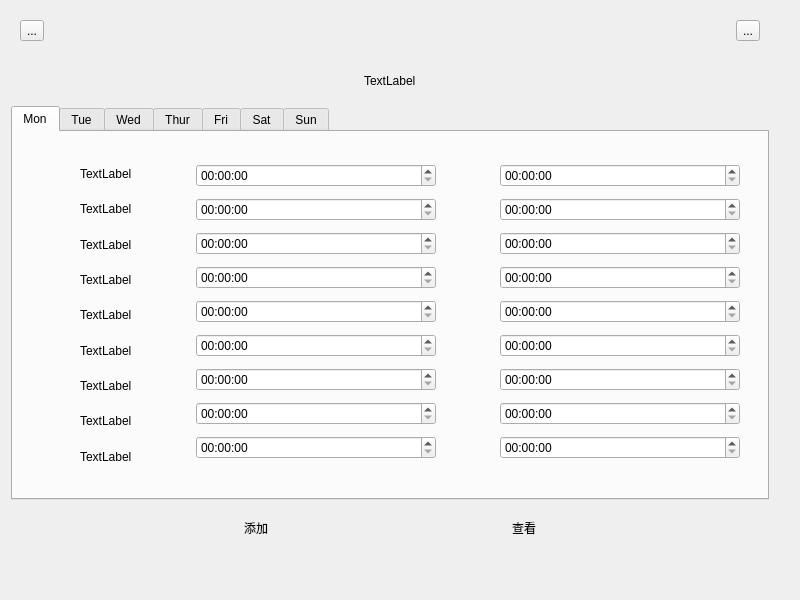
ShiningCrevice/Qt_CXSJSXhw, file task_manage/main_scene.ui: the form before one commit.
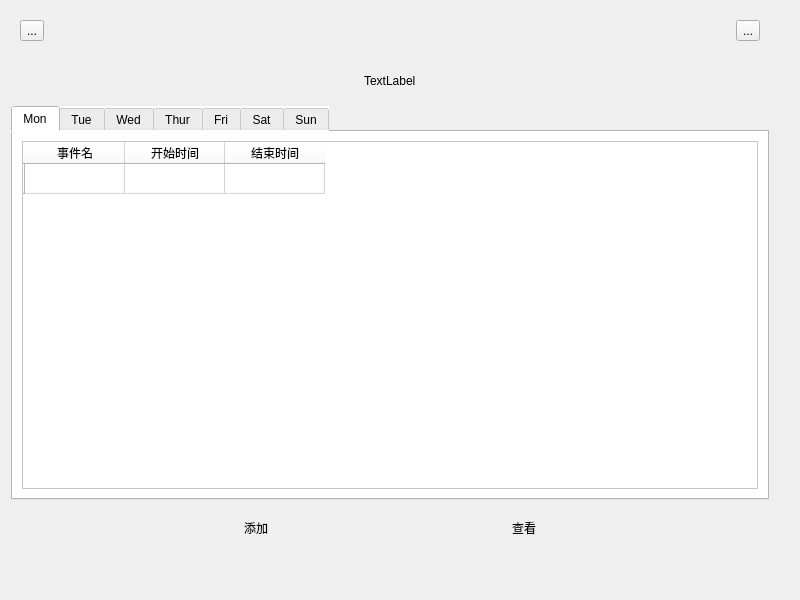
The form after the commit. The open tabs and pages were chosen to show the change. Icons and pictures are not drawn.

```diff
--- a/task_manage/main_scene.ui
+++ b/task_manage/main_scene.ui
@@ -25,7 +25,7 @@
   <property name="windowTitle">
    <string>Form</string>
   </property>
-  <layout class="QGridLayout" name="gridLayout_10">
+  <layout class="QGridLayout" name="gridLayout_6">
    <item row="0" column="0">
     <widget class="QWidget" name="widget" native="true">
      <layout class="QHBoxLayout" name="horizontalLayout">
@@ -111,6 +111,9 @@
    </item>
    <item row="3" column="0">
     <widget class="QTabWidget" name="tabWidget">
+     <property name="styleSheet">
+      <string notr="true">background-color: rgb(255, 255, 255);</string>
+     </property>
      <property name="currentIndex">
       <number>4</number>
      </property>
@@ -120,242 +123,27 @@
       </attribute>
       <layout class="QGridLayout" name="gridLayout">
        <item row="0" column="0">
-        <widget class="QWidget" name="widget_7" native="true">
-         <layout class="QHBoxLayout" name="horizontalLayout_4">
-          <item>
-           <spacer name="horizontalSpacer_10">
-            <property name="orientation">
-             <enum>Qt::Horizontal</enum>
-            </property>
-            <property name="sizeType">
-             <enum>QSizePolicy::Fixed</enum>
-            </property>
-            <property name="sizeHint" stdset="0">
-             <size>
-              <width>40</width>
-              <height>20</height>
-             </size>
-            </property>
-           </spacer>
-          </item>
-          <item>
-           <widget class="QWidget" name="widget_6" native="true">
-            <property name="minimumSize">
-             <size>
-              <width>110</width>
-              <height>0</height>
-             </size>
-            </property>
-            <property name="maximumSize">
-             <size>
-              <width>110</width>
-              <height>16777215</height>
-             </size>
-            </property>
-            <layout class="QVBoxLayout" name="verticalLayout_3">
-             <item>
-              <widget class="QLabel" name="label">
-               <property name="maximumSize">
-                <size>
-                 <width>100</width>
-                 <height>16777215</height>
-                </size>
-               </property>
-               <property name="text">
-                <string>TextLabel</string>
-               </property>
-              </widget>
-             </item>
-             <item>
-              <widget class="QLabel" name="label_2">
-               <property name="maximumSize">
-                <size>
-                 <width>100</width>
-                 <height>16777215</height>
-                </size>
-               </property>
-               <property name="text">
-                <string>TextLabel</string>
-               </property>
-              </widget>
-             </item>
-             <item>
-              <widget class="QLabel" name="label_3">
-               <property name="maximumSize">
-                <size>
-                 <width>100</width>
-                 <height>16777215</height>
-                </size>
-               </property>
-               <property name="text">
-                <string>TextLabel</string>
-               </property>
-              </widget>
-             </item>
-             <item>
-              <widget class="QLabel" name="label_4">
-               <property name="maximumSize">
-                <size>
-                 <width>100</width>
-                 <height>16777215</height>
-                </size>
-               </property>
-               <property name="text">
-                <string>TextLabel</string>
-               </property>
-              </widget>
-             </item>
-             <item>
-              <widget class="QLabel" name="label_5">
-               <property name="maximumSize">
-                <size>
-                 <width>100</width>
-                 <height>16777215</height>
-                </size>
-               </property>
-               <property name="text">
-                <string>TextLabel</string>
-               </property>
-              </widget>
-             </item>
-             <item>
-              <widget class="QLabel" name="label_6">
-               <property name="maximumSize">
-                <size>
-                 <width>100</width>
-                 <height>16777215</height>
-                </size>
-               </property>
-               <property name="text">
-                <string>TextLabel</string>
-               </property>
-              </widget>
-             </item>
-             <item>
-              <widget class="QLabel" name="label_7">
-               <property name="maximumSize">
-                <size>
-                 <width>100</width>
-                 <height>16777215</height>
-                </size>
-               </property>
-               <property name="text">
-                <string>TextLabel</string>
-               </property>
-              </widget>
-             </item>
-             <item>
-              <widget class="QLabel" name="label_8">
-               <property name="maximumSize">
-                <size>
-                 <width>100</width>
-                 <height>16777215</height>
-                </size>
-               </property>
-               <property name="text">
-                <string>TextLabel</string>
-               </property>
-              </widget>
-             </item>
-             <item>
-              <widget class="QLabel" name="label_9">
-               <property name="maximumSize">
-                <size>
-                 <width>100</width>
-                 <height>16777215</height>
-                </size>
-               </property>
-               <property name="text">
-                <string>TextLabel</string>
-               </property>
-              </widget>
-             </item>
-            </layout>
-           </widget>
-          </item>
-          <item>
-           <widget class="QWidget" name="widget_4" native="true">
-            <layout class="QVBoxLayout" name="verticalLayout">
-             <item>
-              <widget class="QTimeEdit" name="timeEdit"/>
-             </item>
-             <item>
-              <widget class="QTimeEdit" name="timeEdit_3"/>
-             </item>
-             <item>
-              <widget class="QTimeEdit" name="timeEdit_4"/>
-             </item>
-             <item>
-              <widget class="QTimeEdit" name="timeEdit_5"/>
-             </item>
-             <item>
-              <widget class="QTimeEdit" name="timeEdit_6"/>
-             </item>
-             <item>
-              <widget class="QTimeEdit" name="timeEdit_7"/>
-             </item>
-             <item>
-              <widget class="QTimeEdit" name="timeEdit_2"/>
-             </item>
-             <item>
-              <widget class="QTimeEdit" name="timeEdit_8"/>
-             </item>
-             <item>
-              <widget class="QTimeEdit" name="timeEdit_9"/>
-             </item>
-            </layout>
-           </widget>
-          </item>
-          <item>
-           <spacer name="horizontalSpacer_9">
-            <property name="orientation">
-             <enum>Qt::Horizontal</enum>
-            </property>
-            <property name="sizeType">
-             <enum>QSizePolicy::Fixed</enum>
-            </property>
-            <property name="sizeHint" stdset="0">
-             <size>
-              <width>40</width>
-              <height>20</height>
-             </size>
-            </property>
-           </spacer>
-          </item>
-          <item>
-           <widget class="QWidget" name="widget_5" native="true">
-            <layout class="QVBoxLayout" name="verticalLayout_2">
-             <item>
-              <widget class="QTimeEdit" name="timeEdit_10"/>
-             </item>
-             <item>
-              <widget class="QTimeEdit" name="timeEdit_11"/>
-             </item>
-             <item>
-              <widget class="QTimeEdit" name="timeEdit_12"/>
-             </item>
-             <item>
-              <widget class="QTimeEdit" name="timeEdit_13"/>
-             </item>
-             <item>
-              <widget class="QTimeEdit" name="timeEdit_14"/>
-             </item>
-             <item>
-              <widget class="QTimeEdit" name="timeEdit_15"/>
-             </item>
-             <item>
-              <widget class="QTimeEdit" name="timeEdit_16"/>
-             </item>
-             <item>
-              <widget class="QTimeEdit" name="timeEdit_17"/>
-             </item>
-             <item>
-              <widget class="QTimeEdit" name="timeEdit_18"/>
-             </item>
-            </layout>
-           </widget>
-          </item>
-         </layout>
+        <widget class="QTableWidget" name="monTableWidget">
+         <row>
+          <property name="text">
+           <string/>
+          </property>
+         </row>
+         <column>
+          <property name="text">
+           <string>事件名</string>
+          </property>
+         </column>
+         <column>
+          <property name="text">
+           <string>开始时间</string>
+          </property>
+         </column>
+         <column>
+          <property name="text">
+           <string>结束时间</string>
+          </property>
+         </column>
         </widget>
        </item>
       </layout>
@@ -1325,223 +1113,6 @@
        <string>Sat</string>
       </attribute>
       <layout class="QGridLayout" name="gridLayout_7">
-       <item row="0" column="1">
-        <widget class="QWidget" name="widget_20" native="true">
-         <layout class="QGridLayout" name="gridLayout_6">
-          <item row="0" column="1">
-           <widget class="QWidget" name="widget_22" native="true">
-            <layout class="QVBoxLayout" name="verticalLayout_14">
-             <item>
-              <widget class="QTimeEdit" name="timeEdit_73"/>
-             </item>
-             <item>
-              <widget class="QTimeEdit" name="timeEdit_74"/>
-             </item>
-             <item>
-              <widget class="QTimeEdit" name="timeEdit_75"/>
-             </item>
-             <item>
-              <widget class="QTimeEdit" name="timeEdit_76"/>
-             </item>
-             <item>
-              <widget class="QTimeEdit" name="timeEdit_77"/>
-             </item>
-             <item>
-              <widget class="QTimeEdit" name="timeEdit_78"/>
-             </item>
-             <item>
-              <widget class="QTimeEdit" name="timeEdit_79"/>
-             </item>
-             <item>
-              <widget class="QTimeEdit" name="timeEdit_80"/>
-             </item>
-             <item>
-              <widget class="QTimeEdit" name="timeEdit_81"/>
-             </item>
-            </layout>
-           </widget>
-          </item>
-          <item row="0" column="0">
-           <widget class="QWidget" name="widget_21" native="true">
-            <property name="maximumSize">
-             <size>
-              <width>110</width>
-              <height>16777215</height>
-             </size>
-            </property>
-            <layout class="QVBoxLayout" name="verticalLayout_13">
-             <item>
-              <widget class="QLabel" name="label_37">
-               <property name="maximumSize">
-                <size>
-                 <width>100</width>
-                 <height>16777215</height>
-                </size>
-               </property>
-               <property name="text">
-                <string>TextLabel</string>
-               </property>
-              </widget>
-             </item>
-             <item>
-              <widget class="QLabel" name="label_38">
-               <property name="maximumSize">
-                <size>
-                 <width>100</width>
-                 <height>16777215</height>
-                </size>
-               </property>
-               <property name="text">
-                <string>TextLabel</string>
-               </property>
-              </widget>
-             </item>
-             <item>
-              <widget class="QLabel" name="label_39">
-               <property name="maximumSize">
-                <size>
-                 <width>100</width>
-                 <height>16777215</height>
-                </size>
-               </property>
-               <property name="text">
-                <string>TextLabel</string>
-               </property>
-              </widget>
-             </item>
-             <item>
-              <widget class="QLabel" name="label_40">
-               <property name="maximumSize">
-                <size>
-                 <width>100</width>
-                 <height>16777215</height>
-                </size>
-               </property>
-               <property name="text">
-                <string>TextLabel</string>
-               </property>
-              </widget>
-             </item>
-             <item>
-              <widget class="QLabel" name="label_41">
-               <property name="maximumSize">
-                <size>
-                 <width>100</width>
-                 <height>16777215</height>
-                </size>
-               </property>
-               <property name="text">
-                <string>TextLabel</string>
-               </property>
-              </widget>
-             </item>
-             <item>
-              <widget class="QLabel" name="label_42">
-               <property name="maximumSize">
-                <size>
-                 <width>100</width>
-                 <height>16777215</height>
-                </size>
-               </property>
-               <property name="text">
-                <string>TextLabel</string>
-               </property>
-              </widget>
-             </item>
-             <item>
-              <widget class="QLabel" name="label_43">
-               <property name="maximumSize">
-                <size>
-                 <width>100</width>
-                 <height>16777215</height>
-                </size>
-               </property>
-               <property name="text">
-                <string>TextLabel</string>
-               </property>
-              </widget>
-             </item>
-             <item>
-              <widget class="QLabel" name="label_44">
-               <property name="maximumSize">
-                <size>
-                 <width>100</width>
-                 <height>16777215</height>
-                </size>
-               </property>
-               <property name="text">
-                <string>TextLabel</string>
-               </property>
-              </widget>
-             </item>
-             <item>
-              <widget class="QLabel" name="label_45">
-               <property name="maximumSize">
-                <size>
-                 <width>100</width>
-                 <height>16777215</height>
-                </size>
-               </property>
-               <property name="text">
-                <string>TextLabel</string>
-               </property>
-              </widget>
-             </item>
-            </layout>
-           </widget>
-          </item>
-          <item row="0" column="3">
-           <widget class="QWidget" name="widget_23" native="true">
-            <layout class="QVBoxLayout" name="verticalLayout_15">
-             <item>
-              <widget class="QTimeEdit" name="timeEdit_82"/>
-             </item>
-             <item>
-              <widget class="QTimeEdit" name="timeEdit_83"/>
-             </item>
-             <item>
-              <widget class="QTimeEdit" name="timeEdit_84"/>
-             </item>
-             <item>
-              <widget class="QTimeEdit" name="timeEdit_85"/>
-             </item>
-             <item>
-              <widget class="QTimeEdit" name="timeEdit_86"/>
-             </item>
-             <item>
-              <widget class="QTimeEdit" name="timeEdit_87"/>
-             </item>
-             <item>
-              <widget class="QTimeEdit" name="timeEdit_88"/>
-             </item>
-             <item>
-              <widget class="QTimeEdit" name="timeEdit_89"/>
-             </item>
-             <item>
-              <widget class="QTimeEdit" name="timeEdit_90"/>
-             </item>
-            </layout>
-           </widget>
-          </item>
-          <item row="0" column="2">
-           <spacer name="horizontalSpacer_17">
-            <property name="orientation">
-             <enum>Qt::Horizontal</enum>
-            </property>
-            <property name="sizeType">
-             <enum>QSizePolicy::Fixed</enum>
-            </property>
-            <property name="sizeHint" stdset="0">
-             <size>
-              <width>40</width>
-              <height>20</height>
-             </size>
-            </property>
-           </spacer>
-          </item>
-         </layout>
-        </widget>
-       </item>
        <item row="0" column="0">
         <spacer name="horizontalSpacer_18">
          <property name="orientation">
```
Left out of the diff: 1309 changed lines with no effect on the pictures.
